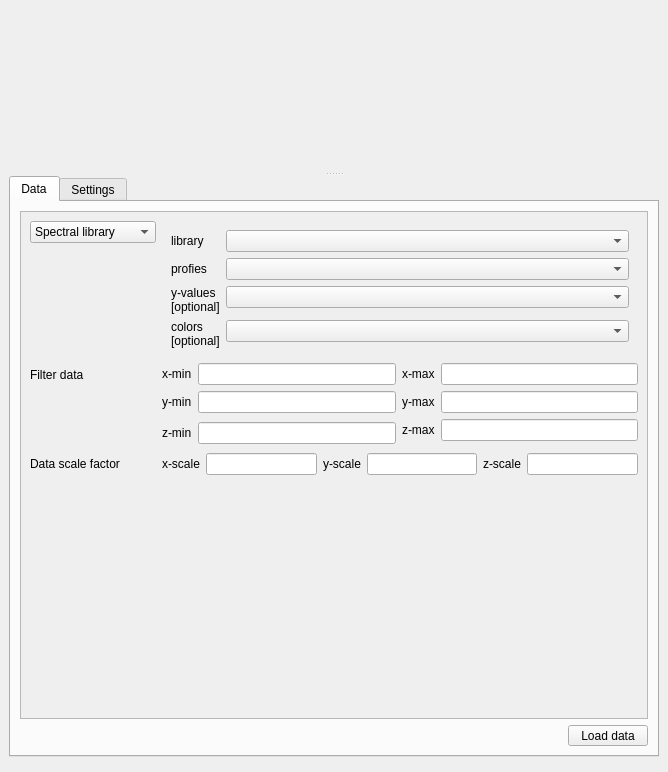
EnMAP-Box/enmap-box, file enmapbox/coreapps/spectralsurfaceplottingapp/spectralsurfaceplottingwindow.ui: the form before one commit.
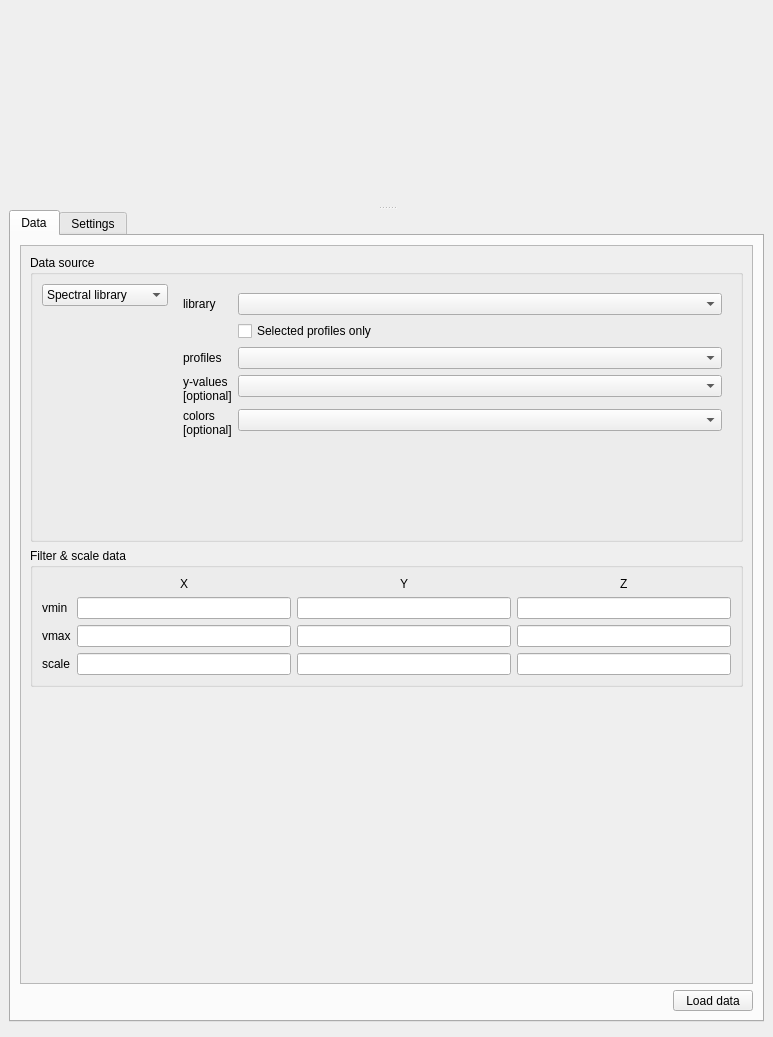
The form after the commit. Custom widgets are drawn as their Qt base class.

Patch:
```diff
--- a/enmapbox/coreapps/spectralsurfaceplottingapp/spectralsurfaceplottingwindow.ui
+++ b/enmapbox/coreapps/spectralsurfaceplottingapp/spectralsurfaceplottingwindow.ui
@@ -6,8 +6,8 @@
    <rect>
     <x>0</x>
     <y>0</y>
-    <width>668</width>
-    <height>772</height>
+    <width>773</width>
+    <height>1037</height>
    </rect>
   </property>
   <property name="windowTitle">
@@ -47,12 +47,18 @@
              <rect>
               <x>0</x>
               <y>0</y>
-              <width>622</width>
-              <height>504</height>
+              <width>727</width>
+              <height>716</height>
              </rect>
             </property>
             <layout class="QVBoxLayout" name="verticalLayout_3">
              <item>
+              <widget class="QGroupBox" name="groupBox_3">
+               <property name="title">
+                <string>Data source</string>
+               </property>
+               <layout class="QVBoxLayout" name="verticalLayout_10">
+                <item>
               <layout class="QFormLayout" name="formLayout_5">
                <property name="leftMargin">
                 <number>0</number>
@@ -60,7 +66,7 @@
                <property name="topMargin">
                 <number>0</number>
                </property>
-               <item row="0" column="0">
+                  <item row="1" column="0">
                 <widget class="QComboBox" name="mDataFormat">
                  <property name="sizePolicy">
                   <sizepolicy hsizetype="Expanding" vsizetype="Fixed">
@@ -88,7 +94,7 @@
                  </item>
                 </widget>
                </item>
-               <item row="0" column="1">
+                  <item row="1" column="1">
                 <widget class="QStackedWidget" name="stackedWidget">
                  <property name="currentIndex">
                   <number>1</number>
@@ -191,7 +197,7 @@
                   <layout class="QVBoxLayout" name="verticalLayout_6">
                    <item>
                     <layout class="QFormLayout" name="formLayout">
-                     <item row="1" column="0">
+                        <item row="2" column="0">
                       <widget class="QLabel" name="label_41">
                        <property name="sizePolicy">
                         <sizepolicy hsizetype="Fixed" vsizetype="Preferred">
@@ -200,11 +206,11 @@
                         </sizepolicy>
                        </property>
                        <property name="text">
-                        <string>profies</string>
+                           <string>profiles</string>
                        </property>
                       </widget>
                      </item>
-                     <item row="1" column="1">
+                        <item row="2" column="1">
                       <widget class="QgsFieldComboBox" name="mFieldLibraryProfiles">
                        <property name="toolTip">
                         <string>Wavelength is used as x-coordinates.
@@ -212,7 +218,7 @@
                        </property>
                       </widget>
                      </item>
-                     <item row="2" column="0">
+                        <item row="3" column="0">
                       <widget class="QLabel" name="label_43">
                        <property name="sizePolicy">
                         <sizepolicy hsizetype="Fixed" vsizetype="Preferred">
@@ -226,7 +232,7 @@
                        </property>
                       </widget>
                      </item>
-                     <item row="3" column="0">
+                        <item row="4" column="0">
                       <widget class="QLabel" name="label_42">
                        <property name="sizePolicy">
                         <sizepolicy hsizetype="Fixed" vsizetype="Preferred">
@@ -240,7 +246,7 @@
                        </property>
                       </widget>
                      </item>
-                     <item row="2" column="1">
+                        <item row="3" column="1">
                       <widget class="QgsFieldComboBox" name="mFieldLibraryY">
                        <property name="toolTip">
                         <string>Values used as y-coordinates.</string>
@@ -250,7 +256,7 @@
                        </property>
                       </widget>
                      </item>
-                     <item row="3" column="1">
+                        <item row="4" column="1">
                       <widget class="QgsFieldComboBox" name="mFieldLibraryC">
                        <property name="toolTip">
                         <string>Values used for coloring.</string>
@@ -280,6 +286,13 @@
                        </property>
                       </widget>
                      </item>
+                        <item row="1" column="1">
+                         <widget class="QCheckBox" name="mLibrarySelectedOnly">
+                          <property name="text">
+                           <string>Selected profiles only</string>
+                          </property>
+                         </widget>
+                        </item>
                     </layout>
                    </item>
                   </layout>
@@ -359,103 +372,98 @@
                  </widget>
                 </widget>
                </item>
-               <item row="1" column="0">
-                <widget class="QLabel" name="label_52">
-                 <property name="sizePolicy">
-                  <sizepolicy hsizetype="Fixed" vsizetype="Preferred">
-                   <horstretch>0</horstretch>
-                   <verstretch>0</verstretch>
-                  </sizepolicy>
-                 </property>
-                 <property name="text">
-                  <string>Filter data</string>
-                 </property>
-                </widget>
-               </item>
-               <item row="1" column="1">
-                <layout class="QGridLayout" name="gridLayout">
-                 <item row="0" column="0">
-                  <widget class="QLabel" name="label_53">
-                   <property name="sizePolicy">
-                    <sizepolicy hsizetype="Fixed" vsizetype="Preferred">
-                     <horstretch>0</horstretch>
-                     <verstretch>0</verstretch>
-                    </sizepolicy>
-                   </property>
-                   <property name="text">
-                    <string>x-min</string>
-                   </property>
-                  </widget>
-                 </item>
-                 <item row="0" column="1">
-                  <widget class="QgsFilterLineEdit" name="mXMin">
-                   <property name="qgisRelation" stdset="0">
-                    <string notr="true"/>
-                   </property>
-                  </widget>
-                 </item>
-                 <item row="0" column="2">
-                  <widget class="QLabel" name="label_54">
-                   <property name="sizePolicy">
-                    <sizepolicy hsizetype="Fixed" vsizetype="Preferred">
-                     <horstretch>0</horstretch>
-                     <verstretch>0</verstretch>
-                    </sizepolicy>
-                   </property>
-                   <property name="text">
-                    <string>x-max</string>
-                   </property>
-                  </widget>
-                 </item>
-                 <item row="0" column="3">
-                  <widget class="QgsFilterLineEdit" name="mXMax">
-                   <property name="qgisRelation" stdset="0">
-                    <string notr="true"/>
-                   </property>
-                  </widget>
-                 </item>
-                 <item row="1" column="0">
-                  <widget class="QLabel" name="label_55">
-                   <property name="sizePolicy">
-                    <sizepolicy hsizetype="Fixed" vsizetype="Preferred">
-                     <horstretch>0</horstretch>
-                     <verstretch>0</verstretch>
-                    </sizepolicy>
-                   </property>
-                   <property name="text">
-                    <string>y-min</string>
-                   </property>
-                  </widget>
-                 </item>
-                 <item row="1" column="1">
+                  <item row="2" column="1">
+                   <spacer name="verticalSpacer_2">
+                    <property name="orientation">
+                     <enum>Qt::Orientation::Vertical</enum>
+                    </property>
+                    <property name="sizeHint" stdset="0">
+                     <size>
+                      <width>1</width>
+                      <height>1</height>
+                     </size>
+                    </property>
+                   </spacer>
+                  </item>
+                 </layout>
+                </item>
+               </layout>
+              </widget>
+             </item>
+             <item>
+              <widget class="QGroupBox" name="groupBox_4">
+               <property name="minimumSize">
+                <size>
+                 <width>0</width>
+                 <height>0</height>
+                </size>
+               </property>
+               <property name="title">
+                <string>Filter &amp;&amp; scale data</string>
+               </property>
+               <layout class="QGridLayout" name="gridLayout_3">
+                <item row="1" column="2">
                   <widget class="QgsFilterLineEdit" name="mYMin">
                    <property name="qgisRelation" stdset="0">
                     <string notr="true"/>
                    </property>
                   </widget>
                  </item>
-                 <item row="1" column="2">
-                  <widget class="QLabel" name="label_56">
+                <item row="0" column="3">
+                 <layout class="QHBoxLayout" name="horizontalLayout_18">
+                  <item>
+                   <spacer name="horizontalSpacer_25">
+                    <property name="orientation">
+                     <enum>Qt::Orientation::Horizontal</enum>
+                    </property>
+                    <property name="sizeHint" stdset="0">
+                     <size>
+                      <width>5</width>
+                      <height>5</height>
+                     </size>
+                    </property>
+                   </spacer>
+                  </item>
+                  <item>
+                   <widget class="QLabel" name="label_13">
                    <property name="sizePolicy">
                     <sizepolicy hsizetype="Fixed" vsizetype="Preferred">
                      <horstretch>0</horstretch>
                      <verstretch>0</verstretch>
                     </sizepolicy>
                    </property>
+                    <property name="layoutDirection">
+                     <enum>Qt::LayoutDirection::LeftToRight</enum>
+                    </property>
                    <property name="text">
-                    <string>y-max</string>
+                     <string>Z</string>
                    </property>
                   </widget>
                  </item>
-                 <item row="1" column="3">
+                  <item>
+                   <spacer name="horizontalSpacer_26">
+                    <property name="orientation">
+                     <enum>Qt::Orientation::Horizontal</enum>
+                    </property>
+                    <property name="sizeHint" stdset="0">
+                     <size>
+                      <width>5</width>
+                      <height>5</height>
+                     </size>
+                    </property>
+                   </spacer>
+                  </item>
+                 </layout>
+                </item>
+                <item row="2" column="2">
                   <widget class="QgsFilterLineEdit" name="mYMax">
                    <property name="qgisRelation" stdset="0">
                     <string notr="true"/>
                    </property>
                   </widget>
                  </item>
-                 <item row="2" column="0" rowspan="2">
-                  <widget class="QLabel" name="label_57">
+                <item row="1" column="0">
+                 <widget class="QLabel" name="label_63">
                    <property name="sizePolicy">
                     <sizepolicy hsizetype="Fixed" vsizetype="Preferred">
                      <horstretch>0</horstretch>
@@ -463,12 +471,124 @@
                     </sizepolicy>
                    </property>
                    <property name="text">
-                    <string>z-min</string>
+                   <string>vmin</string>
                    </property>
                   </widget>
                  </item>
-                 <item row="2" column="1" rowspan="2">
-                  <widget class="QgsFilterLineEdit" name="mZMin">
+                <item row="0" column="2">
+                 <layout class="QHBoxLayout" name="horizontalLayout_17">
+                  <item>
+                   <spacer name="horizontalSpacer_23">
+                    <property name="orientation">
+                     <enum>Qt::Orientation::Horizontal</enum>
+                    </property>
+                    <property name="sizeHint" stdset="0">
+                     <size>
+                      <width>5</width>
+                      <height>5</height>
+                     </size>
+                    </property>
+                   </spacer>
+                  </item>
+                  <item>
+                   <widget class="QLabel" name="label_12">
+                    <property name="sizePolicy">
+                     <sizepolicy hsizetype="Fixed" vsizetype="Preferred">
+                      <horstretch>0</horstretch>
+                      <verstretch>0</verstretch>
+                     </sizepolicy>
+                    </property>
+                    <property name="layoutDirection">
+                     <enum>Qt::LayoutDirection::LeftToRight</enum>
+                    </property>
+                    <property name="text">
+                     <string>Y</string>
+                    </property>
+                   </widget>
+                  </item>
+                  <item>
+                   <spacer name="horizontalSpacer_24">
+                    <property name="orientation">
+                     <enum>Qt::Orientation::Horizontal</enum>
+                    </property>
+                    <property name="sizeHint" stdset="0">
+                     <size>
+                      <width>5</width>
+                      <height>5</height>
+                     </size>
+                    </property>
+                   </spacer>
+                  </item>
+                 </layout>
+                </item>
+                <item row="0" column="1">
+                 <layout class="QHBoxLayout" name="horizontalLayout_16">
+                  <item>
+                   <spacer name="horizontalSpacer_21">
+                    <property name="orientation">
+                     <enum>Qt::Orientation::Horizontal</enum>
+                    </property>
+                    <property name="sizeHint" stdset="0">
+                     <size>
+                      <width>5</width>
+                      <height>5</height>
+                     </size>
+                    </property>
+                   </spacer>
+                  </item>
+                  <item>
+                   <widget class="QLabel" name="label_7">
+                    <property name="sizePolicy">
+                     <sizepolicy hsizetype="Fixed" vsizetype="Preferred">
+                      <horstretch>0</horstretch>
+                      <verstretch>0</verstretch>
+                     </sizepolicy>
+                    </property>
+                    <property name="layoutDirection">
+                     <enum>Qt::LayoutDirection::LeftToRight</enum>
+                    </property>
+                    <property name="text">
+                     <string>X</string>
+                    </property>
+                   </widget>
+                  </item>
+                  <item>
+                   <spacer name="horizontalSpacer_22">
+                    <property name="orientation">
+                     <enum>Qt::Orientation::Horizontal</enum>
+                    </property>
+                    <property name="sizeHint" stdset="0">
+                     <size>
+                      <width>5</width>
+                      <height>5</height>
+                     </size>
+                    </property>
+                   </spacer>
+                  </item>
+                 </layout>
+                </item>
+                <item row="1" column="1">
+                 <widget class="QgsFilterLineEdit" name="mXMin">
+                  <property name="qgisRelation" stdset="0">
+                   <string notr="true"/>
+                  </property>
+                 </widget>
+                </item>
+                <item row="2" column="0">
+                 <widget class="QLabel" name="label_64">
+                  <property name="sizePolicy">
+                   <sizepolicy hsizetype="Fixed" vsizetype="Preferred">
+                    <horstretch>0</horstretch>
+                    <verstretch>0</verstretch>
+                   </sizepolicy>
+                  </property>
+                  <property name="text">
+                   <string>vmax</string>
+                  </property>
+                 </widget>
+                </item>
+                <item row="2" column="1">
+                 <widget class="QgsFilterLineEdit" name="mXMax">
                    <property name="qgisRelation" stdset="0">
                     <string notr="true"/>
                    </property>
@@ -481,23 +601,15 @@
                    </property>
                   </widget>
                  </item>
-                 <item row="2" column="2">
-                  <widget class="QLabel" name="label_58">
-                   <property name="sizePolicy">
-                    <sizepolicy hsizetype="Fixed" vsizetype="Preferred">
-                     <horstretch>0</horstretch>
-                     <verstretch>0</verstretch>
-                    </sizepolicy>
-                   </property>
-                   <property name="text">
-                    <string>z-max</string>
+                <item row="1" column="3">
+                 <widget class="QgsFilterLineEdit" name="mZMin">
+                  <property name="qgisRelation" stdset="0">
+                   <string notr="true"/>
                    </property>
                   </widget>
                  </item>
-                </layout>
-               </item>
-               <item row="2" column="0">
-                <widget class="QLabel" name="label_59">
+                <item row="3" column="0">
+                 <widget class="QLabel" name="label_65">
                  <property name="sizePolicy">
                   <sizepolicy hsizetype="Fixed" vsizetype="Preferred">
                    <horstretch>0</horstretch>
@@ -505,39 +617,11 @@
                   </sizepolicy>
                  </property>
                  <property name="text">
-                  <string>Data scale factor</string>
+                   <string>scale</string>
                  </property>
                 </widget>
                </item>
                <item row="3" column="1">
-                <spacer name="verticalSpacer_2">
-                 <property name="orientation">
-                  <enum>Qt::Orientation::Vertical</enum>
-                 </property>
-                 <property name="sizeHint" stdset="0">
-                  <size>
-                   <width>1</width>
-                   <height>1</height>
-                  </size>
-                 </property>
-                </spacer>
-               </item>
-               <item row="2" column="1">
-                <layout class="QHBoxLayout" name="horizontalLayout_2">
-                 <item>
-                  <widget class="QLabel" name="label_60">
-                   <property name="sizePolicy">
-                    <sizepolicy hsizetype="Fixed" vsizetype="Preferred">
-                     <horstretch>0</horstretch>
-                     <verstretch>0</verstretch>
-                    </sizepolicy>
-                   </property>
-                   <property name="text">
-                    <string>x-scale</string>
-                   </property>
-                  </widget>
-                 </item>
-                 <item>
                   <widget class="QgsFilterLineEdit" name="mXScale">
                    <property name="text">
                     <string/>
@@ -553,20 +637,7 @@
                    </property>
                   </widget>
                  </item>
-                 <item>
-                  <widget class="QLabel" name="label_61">
-                   <property name="sizePolicy">
-                    <sizepolicy hsizetype="Fixed" vsizetype="Preferred">
-                     <horstretch>0</horstretch>
-                     <verstretch>0</verstretch>
-                    </sizepolicy>
-                   </property>
-                   <property name="text">
-                    <string>y-scale</string>
-                   </property>
-                  </widget>
-                 </item>
-                 <item>
+                <item row="3" column="2">
                   <widget class="QgsFilterLineEdit" name="mYScale">
                    <property name="text">
                     <string/>
@@ -579,20 +650,7 @@
                    </property>
                   </widget>
                  </item>
-                 <item>
-                  <widget class="QLabel" name="label_62">
-                   <property name="sizePolicy">
-                    <sizepolicy hsizetype="Fixed" vsizetype="Preferred">
-                     <horstretch>0</horstretch>
-                     <verstretch>0</verstretch>
-                    </sizepolicy>
-                   </property>
-                   <property name="text">
-                    <string>z-scale</string>
-                   </property>
-                  </widget>
-                 </item>
-                 <item>
+                <item row="3" column="3">
                   <widget class="QgsFilterLineEdit" name="mZScale">
                    <property name="text">
                     <string/>
@@ -606,8 +664,20 @@
                   </widget>
                  </item>
                 </layout>
-               </item>
-              </layout>
+              </widget>
+             </item>
+             <item>
+              <spacer name="verticalSpacer_3">
+               <property name="orientation">
+                <enum>Qt::Orientation::Vertical</enum>
+               </property>
+               <property name="sizeHint" stdset="0">
+                <size>
+                 <width>20</width>
+                 <height>40</height>
+                </size>
+               </property>
+              </spacer>
              </item>
             </layout>
            </widget>
```
Left out of the diff: 520 changed lines with no effect on the pictures. Lines whose indentation alone changed are shown as unchanged.
